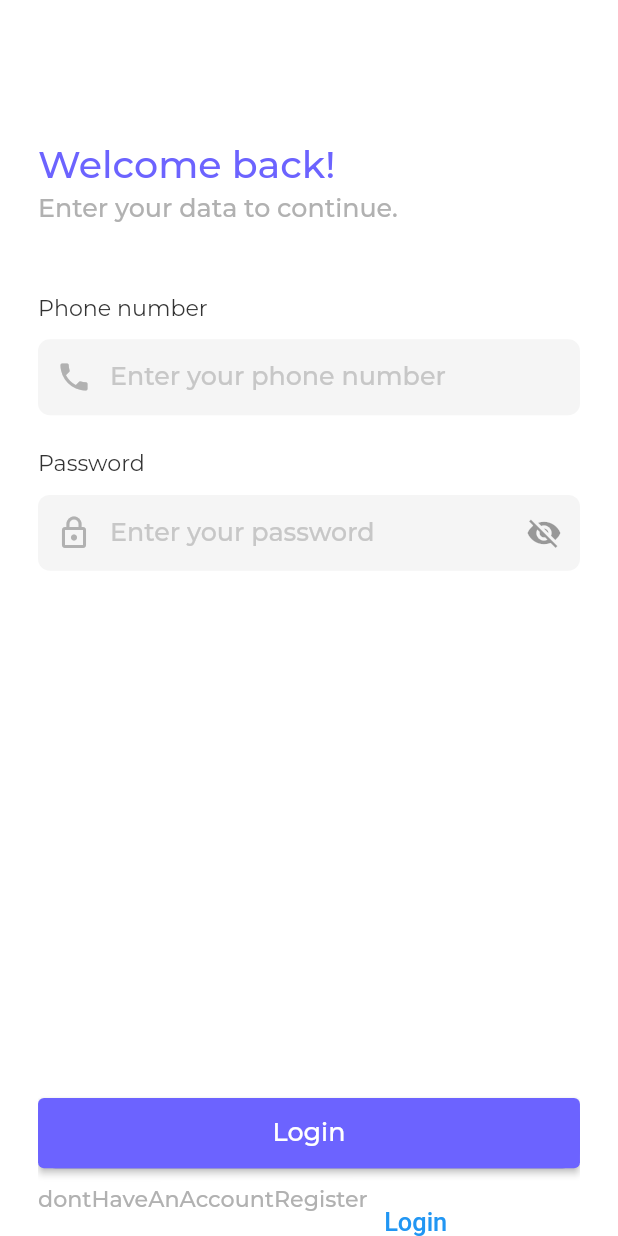
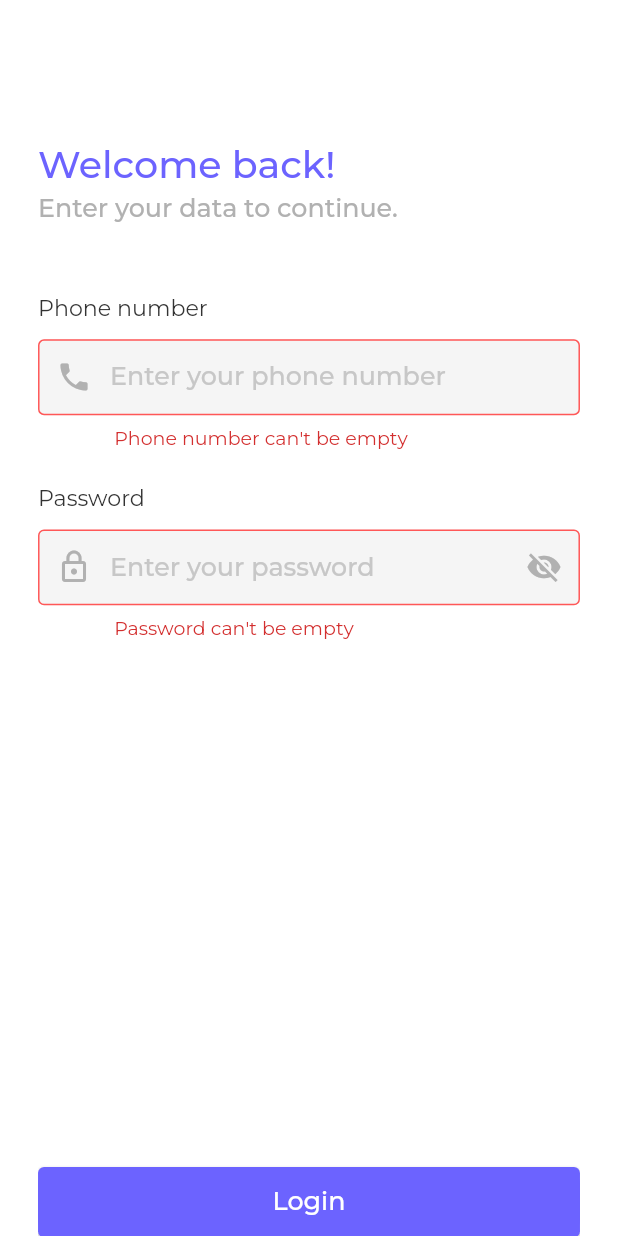
Before and after one commit to abddahab/perla_tech_test, a Flutter app: the LoginPage screen opened by its route, after a tap on "Login", on a phone screen of 412 x 824 dp. Run offline on Flutter 3.47's test engine with Material 2 defaults, Android fonts, the light colour scheme and no system bars; our stand-ins replace bloc, dartz, dio, easy_localization, equatable, flutter_bloc and 6 more; accounts and stored records are empty.

Commit message:
fourth push

```diff
--- a/assets/translations/ar.json
+++ b/assets/translations/ar.json
@@ -28,5 +28,8 @@
   "passwordCantBeEmpty" : "لايمكن ان تكون كلمة المرور فارغة",
   "noteCantBeEmpty" : "لايمكن اضافة ملاحظة فارغة",
   "editNote" : " تعديل ملاحظة",
-  "cancel" : "الغاء"
+  "cancel" : "الغاء",
+  "save" : "حفظ",
+  "invalidPassword" : "كلمة مرور غير صالحة",
+  "unexpectedError" : "خطاء غير متوقع"
 }
--- a/assets/translations/en.json
+++ b/assets/translations/en.json
@@ -30,7 +30,9 @@
   "passwordCantBeEmpty" : "Password can't be empty",
   "noteCantBeEmpty" : "Note Can't Be Empty",
   "editNote" : "Edit Note",
-  "cancel" : "cancel"
-
+  "cancel" : "cancel",
+  "save" : " save",
+  "invalidPassword" :"invalidPassword",
+  "unexpectedError" : "unexpected error"
 
 }
--- a/lib/core/strings/app_strings.dart
+++ b/lib/core/strings/app_strings.dart
@@ -9,7 +9,7 @@ class AppStrings{
   String password = "password".tr();
   String enterYourPassword = "enterYourPassword".tr();
   String login = "login".tr();
-  String dontHaveAnAccount = "dontHaveAnAccountRegister".tr();
+  String dontHaveAnAccount = "dontHaveAnAccount".tr();
   String createAccount = "createAccount".tr();
   String registerToGetStarted = "registerToGetStarted".tr();
   String fullName = "fullName".tr();
@@ -33,5 +33,8 @@ class AppStrings{
   String editNote = "editNote".tr();
   String save = "save".tr();
   String cancel = "cancel".tr();
+  String invalidPassword = "invalidPassword".tr();
+  String unexpectedError = "unexpectedError".tr();
+
 
 }
--- a/lib/features/presentation/pages/login_page.dart
+++ b/lib/features/presentation/pages/login_page.dart
@@ -2,10 +2,15 @@ import 'package:easy_localization/easy_localization.dart';
 import 'package:flutter/material.dart';
 import 'package:flutter_bloc/flutter_bloc.dart';
 import 'package:flutter_screenutil/flutter_screenutil.dart';
+import 'package:fluttertoast/fluttertoast.dart';
+import 'package:go_router/go_router.dart';
+import 'package:perla_tech/core/router/router.dart';
 import 'package:perla_tech/core/strings/app_strings.dart';
 import 'package:perla_tech/features/presentation/bloc/login_bloc/login_bloc.dart';
 import 'package:perla_tech/features/presentation/widgets/my_button.dart';
 import 'package:perla_tech/features/presentation/widgets/my_text_form_field.dart';
+
+import '../../../core/color/color_manger.dart';
 
 class LoginPage extends StatefulWidget {
 
@@ -21,6 +26,7 @@ class _LoginPageState extends State<LoginPage> {
   final  _passwordController = TextEditingController();
 
   final  _formKey = GlobalKey<FormState>();
+  bool isPassword = true;
 
   @override
   Widget build(BuildContext context) {
@@ -79,16 +85,51 @@ class _LoginPageState extends State<LoginPage> {
                         },
                         lable: AppStrings().enterYourPassword,
                         prefix: Icons.lock_outline,
-                        isPassword: true ,
-                      suffix:Icons.visibility_off,
+                      isPassword: isPassword ,
+                      suffix: isPassword ?  Icons.visibility_off : Icons.visibility,
+                      suffixPressed: (){
+                        setState(() {
+                          isPassword = !isPassword;
+                        });
+                      },
                     ),
                     SizedBox(height: 360.h),
-                    MyButton(
-                      onPressed: (){},
-                      text: AppStrings().login,
+
+                    BlocConsumer<LoginBloc , LoginState>(
+                      listener: (context, state) {
+                        if(state is LoginErrorState){
+                          Fluttertoast.showToast(msg: state.message , backgroundColor: ColorManger.red);
+                        }if(state is LoginSuccessState){
+                          context.goNamed(AppRouter.home);
+                        }
+                      },
+                      builder: (context, state) {
+                        if(state is LoginLoadingState){
+                          return LinearProgressIndicator();
+                        }else {
+                          return  MyButton(
+                              onPressed: (){
+
+                                if(_formKey.currentState?.validate()?? false){
+
+
+                                  BlocProvider.of<LoginBloc>(context).add(LoginEventRequest(phone: _phoneNumberController.text, password: _passwordController.text));
+
+
+                                }
+
+
+
+
+                              },
+                              text:  AppStrings().login);
+                        }
+                      },
+
+
                     ),
                     SizedBox(height: 12.h,),
-                    Wrap(
+                    Row(
 
                       children: [
                         Text( AppStrings().dontHaveAnAccount,
@@ -97,10 +138,9 @@ class _LoginPageState extends State<LoginPage> {
                         TextButton(
                             onPressed: (){
 
-                              BlocProvider.of<LoginBloc>(context).add(LoginEventRequest(phone: _phoneNumberController.text, password: _passwordController.text));
-
+                              context.goNamed(AppRouter.register);
                             },
-                            child:Text(AppStrings().login.tr(),),)
+                            child:Text(AppStrings().register.tr(),),)
                       ],
                     ),
                     SizedBox(height: 32.h,)
--- a/lib/features/presentation/pages/register_page.dart
+++ b/lib/features/presentation/pages/register_page.dart
@@ -29,6 +29,8 @@ class _RegisterPageState extends State<RegisterPage> {
   final  _confirmPasswordController = TextEditingController();
 
   final  _formKey = GlobalKey<FormState>();
+  bool isPassword = true;
+  bool isPasswordConfirm = true;
 
   @override
   Widget build(BuildContext context) {
@@ -102,8 +104,13 @@ class _RegisterPageState extends State<RegisterPage> {
                     },
                     lable: AppStrings().enterYourPassword,
                     prefix: Icons.lock_outline,
-                    isPassword: true ,
-                    suffix:Icons.visibility_off,
+                    isPassword: isPassword ,
+                    suffix: isPassword ?  Icons.visibility_off : Icons.visibility,
+                    suffixPressed: (){
+                      setState(() {
+                        isPassword = !isPassword;
+                      });
+                    },
                   ),
                   SizedBox(height:24.h),
                   Text(
@@ -115,6 +122,11 @@ class _RegisterPageState extends State<RegisterPage> {
                     controller: _confirmPasswordController,
                     keyboardType: TextInputType.visiblePassword,
                     validate: (value){
+
+                      if(_passwordController.text != _confirmPasswordController.text){
+                        return AppStrings().invalidPassword;
+                      }
+
                       if(value!.isEmpty){
                         return  AppStrings().passwordCantBeEmpty;
                       }
@@ -122,12 +134,15 @@ class _RegisterPageState extends State<RegisterPage> {
                     },
                     lable: AppStrings().repeatYourPassword,
                     prefix: Icons.lock_outline,
-                    isPassword: true ,
-                    suffix:Icons.visibility_off,
+                    isPassword: isPasswordConfirm ,
+                    suffix: isPasswordConfirm ? Icons.visibility_off : Icons.visibility,
+                    suffixPressed: (){
+                      setState(() {
+                        isPasswordConfirm = !isPasswordConfirm;
+                      });
+                    },
                   ),
                   SizedBox(height: 158.h),
-
-
 
                   BlocConsumer<RegisterBloc , RegisterState>(
                     listener: (context, state) {
@@ -143,7 +158,13 @@ class _RegisterPageState extends State<RegisterPage> {
                       }else {
                         return  MyButton(
                           onPressed: (){
-                            BlocProvider.of<RegisterBloc>(context).add(RegisterEventRequest(name: _nameController.text, phone: _phoneNumberController.text, password: _passwordController.text));
+
+                            if(_formKey.currentState?.validate()?? false){
+
+                              BlocProvider.of<RegisterBloc>(context).add(RegisterEventRequest(name: _nameController.text, phone: _phoneNumberController.text, password: _passwordController.text));
+                            }
+
+
 
 
                           },
@@ -163,9 +184,9 @@ class _RegisterPageState extends State<RegisterPage> {
                       ),
                       TextButton(
                           onPressed: (){
-
+                            context.goNamed(AppRouter.login);
                           },
-                          child:Text (AppStrings().register)
+                          child:Text (AppStrings().login)
                       ),
                     ],
                   ),
--- a/pubspec.yaml
+++ b/pubspec.yaml
@@ -54,6 +54,7 @@ dependencies:
   go_router: ^11.1.2
   fluttertoast: ^8.2.2
   pretty_dio_logger: ^1.3.1
+  flutter_svg: ^2.0.7
 
 dev_dependencies:
   flutter_test:
```
Also changed, not shown: lib/features/data/datasources/auth_remote_data_source.dart (+15 -10 lines), pubspec.lock.
